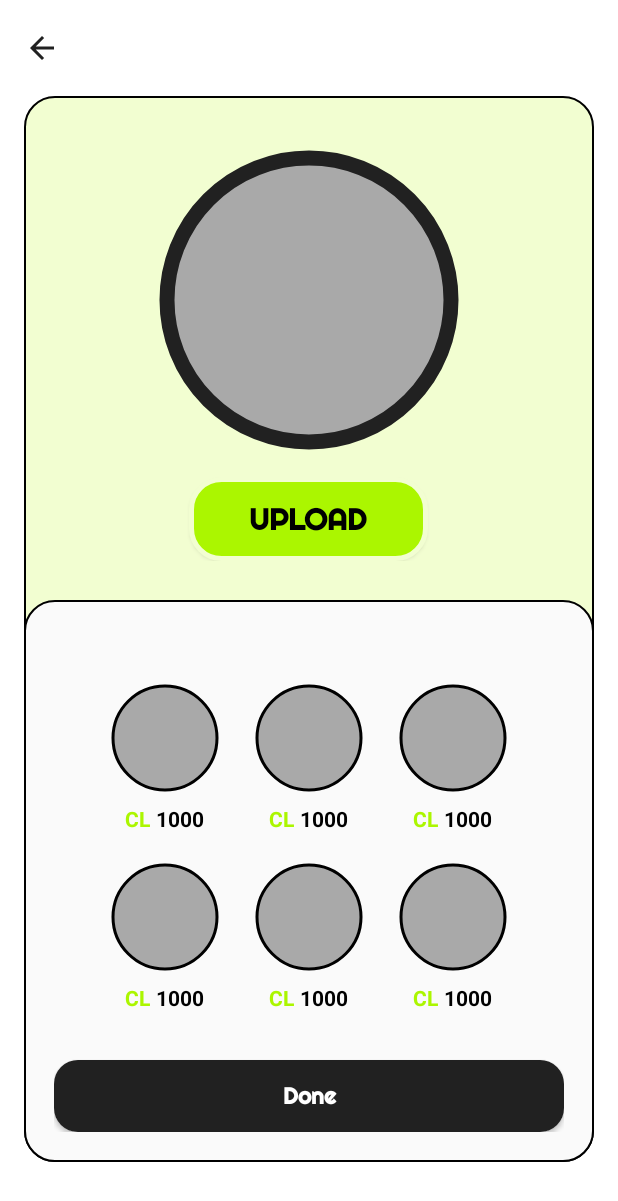
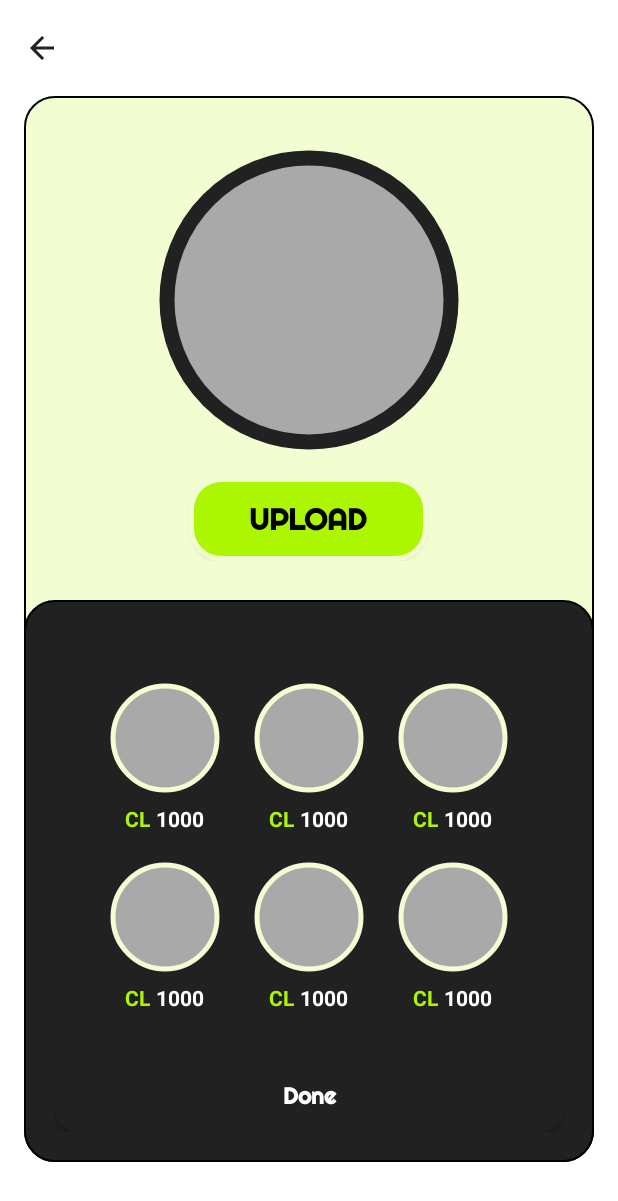
Before and after one commit to JSDevUno/CryptoLearnApp, an Android app: the Profile_Icon screen opened directly, with no data from a screen before it, on a phone screen of 412 x 824 dp. Shown: the top 1201 px of the screen. Run offline under Robolectric (Android 15) with nearby library versions, the phone set to English and light mode, and no system bars; Roboto replaces fonts that are not available here.

Commit message:
tanginae mo

```diff
--- /dev/null
+++ b/app/src/main/res/drawable/icons_bg.xml
@@ -0,0 +1,9 @@
+<?xml version="1.0" encoding="utf-8"?>
+<shape xmlns:android="http://schemas.android.com/apk/res/android">
+    <solid android:color="@color/btn" />
+    <corners android:topLeftRadius="20dp"
+        android:topRightRadius="20dp"
+        android:bottomRightRadius="20dp"
+        android:bottomLeftRadius="20dp"/>
+    <stroke android:width="1dp"/>
+</shape>
--- a/app/src/main/res/layout/activity_profile_icon.xml
+++ b/app/src/main/res/layout/activity_profile_icon.xml
@@ -97,7 +97,7 @@
                     android:layout_height="wrap_content"
                     android:orientation="vertical"
                     android:gravity="center"
-                    android:background="@drawable/profile_field"
+                    android:background="@drawable/icons_bg"
                     android:padding="20dp"
                     android:layout_marginTop="10dp">
 
@@ -133,8 +133,8 @@
                                     android:padding="5dp"
                                     android:src="#a9a9a9"
                                     app:shapeAppearanceOverlay="@style/roundedImageView"
-                                    app:strokeColor="@color/black"
-                                    app:strokeWidth="2dp"
+                                    app:strokeColor="@color/card"
+                                    app:strokeWidth="3dp"
                                     android:layout_gravity="center"/>
 
                                 <LinearLayout
@@ -157,7 +157,7 @@
                                         android:layout_width="wrap_content"
                                         android:layout_height="wrap_content"
                                         android:text="1000"
-                                        android:textColor="@color/black"
+                                        android:textColor="@color/white"
                                         android:textSize="14sp"/>
                                 </LinearLayout>
                             </LinearLayout>
@@ -177,8 +177,8 @@
                                     android:padding="5dp"
                                     android:src="#a9a9a9"
                                     app:shapeAppearanceOverlay="@style/roundedImageView"
-                                    app:strokeColor="@color/black"
-                                    app:strokeWidth="2dp"
+                                    app:strokeColor="@color/card"
+                                    app:strokeWidth="3dp"
                                     android:layout_gravity="center"/>
 
                                 <LinearLayout
@@ -201,7 +201,7 @@
                                         android:layout_width="wrap_content"
                                         android:layout_height="wrap_content"
                                         android:text="1000"
-                                        android:textColor="@color/black"
+                                        android:textColor="@color/white"
                                         android:textSize="14sp"/>
                                 </LinearLayout>
                             </LinearLayout>
@@ -219,8 +219,8 @@
                                     android:padding="5dp"
                                     android:src="#a9a9a9"
                                     app:shapeAppearanceOverlay="@style/roundedImageView"
-                                    app:strokeColor="@color/black"
-                                    app:strokeWidth="2dp"
+                                    app:strokeColor="@color/card"
+                                    app:strokeWidth="3dp"
                                     android:layout_gravity="center"/>
 
                                 <LinearLayout
@@ -243,7 +243,7 @@
                                         android:layout_width="wrap_content"
                                         android:layout_height="wrap_content"
                                         android:text="1000"
-                                        android:textColor="@color/black"
+                                        android:textColor="@color/white"
                                         android:textSize="14sp"/>
                                 </LinearLayout>
                             </LinearLayout>
@@ -261,8 +261,8 @@
                                     android:padding="5dp"
                                     android:src="#a9a9a9"
                                     app:shapeAppearanceOverlay="@style/roundedImageView"
-                                    app:strokeColor="@color/black"
-                                    app:strokeWidth="2dp"
+                                    app:strokeColor="@color/card"
+                                    app:strokeWidth="3dp"
                                     android:layout_gravity="center"/>
 
                                 <LinearLayout
@@ -285,7 +285,7 @@
                                         android:layout_width="wrap_content"
                                         android:layout_height="wrap_content"
                                         android:text="1000"
-                                        android:textColor="@color/black"
+                                        android:textColor="@color/white"
                                         android:textSize="14sp"/>
                                 </LinearLayout>
                             </LinearLayout>
@@ -303,8 +303,8 @@
                                     android:padding="5dp"
                                     android:src="#a9a9a9"
                                     app:shapeAppearanceOverlay="@style/roundedImageView"
-                                    app:strokeColor="@color/black"
-                                    app:strokeWidth="2dp"
+                                    app:strokeColor="@color/card"
+                                    app:strokeWidth="3dp"
                                     android:layout_gravity="center"/>
 
                                 <LinearLayout
@@ -327,7 +327,7 @@
                                         android:layout_width="wrap_content"
                                         android:layout_height="wrap_content"
                                         android:text="1000"
-                                        android:textColor="@color/black"
+                                        android:textColor="@color/white"
                                         android:textSize="14sp"/>
                                 </LinearLayout>
                             </LinearLayout>
@@ -345,8 +345,8 @@
                                     android:padding="5dp"
                                     android:src="#a9a9a9"
                                     app:shapeAppearanceOverlay="@style/roundedImageView"
-                                    app:strokeColor="@color/black"
-                                    app:strokeWidth="2dp"
+                                    app:strokeColor="@color/card"
+                                    app:strokeWidth="3dp"
                                     android:layout_gravity="center"/>
 
                                 <LinearLayout
@@ -369,7 +369,7 @@
                                         android:layout_width="wrap_content"
                                         android:layout_height="wrap_content"
                                         android:text="1000"
-                                        android:textColor="@color/black"
+                                        android:textColor="@color/white"
                                         android:textSize="14sp"/>
                                 </LinearLayout>
                             </LinearLayout>
```
